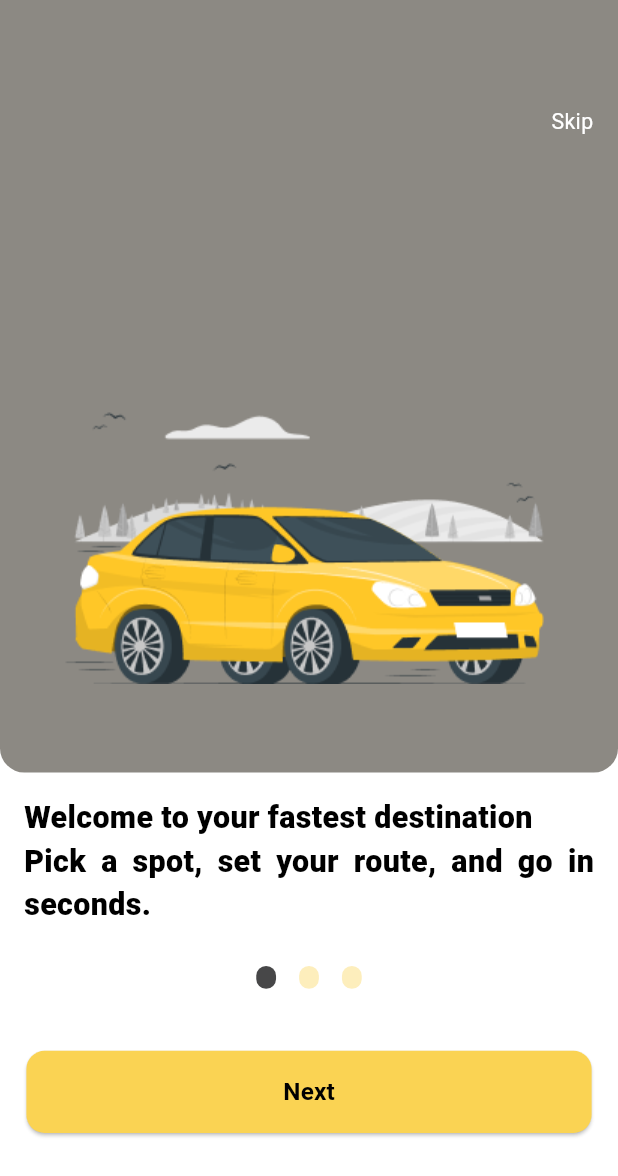
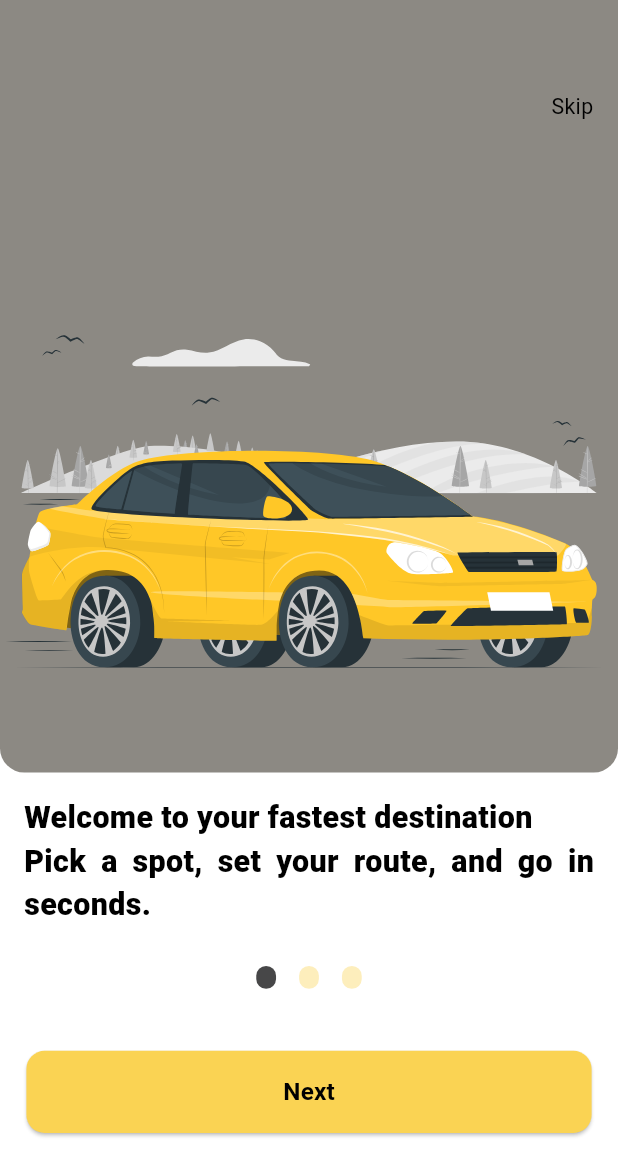
Before and after one commit to AhmedMahmoud2510/Intallek, a Flutter app: the screen it shows after launch, on a phone screen of 412 x 824 dp. Shown: the top 1176 px of the screen. Run offline on Flutter 3.47's test engine with Material 3 defaults, Android fonts, the phone set to English and light mode, and no system bars; our stand-ins replace flutter_bloc, flutter_easyloading, flutter_screenutil, flutter_secure_storage, flutter_styled_toast, flutter_svg and 4 more; statements that could not run were skipped; project files that could hold a hidden picture were left out.

Commit message:
Add app navigation bar and refactor onboarding and registration flows; update assets and styles

```diff
--- a/lib/core/router/app_routes.dart
+++ b/lib/core/router/app_routes.dart
@@ -4,4 +4,5 @@ class AppRoutes {
   static const String loginScreen = '/loginScreen';
   static const String registerScreen = '/registerScreen';
   static const String verificationPage = '/verificationPage';
+  static const String appNavigationBar = '/AppNavigationBar';
 }
--- a/lib/core/router/router_generation_config.dart
+++ b/lib/core/router/router_generation_config.dart
@@ -3,6 +3,7 @@ import 'package:intallek/core/router/app_routes.dart';
 import 'package:intallek/features/auth/login/views/login_screen.dart';
 import 'package:intallek/features/auth/register/views/register_page.dart';
 import 'package:intallek/features/auth/verification/views/verification_page.dart';
+import 'package:intallek/features/client_app/navigation_bar/app_navigation_bar.dart';
 import 'package:intallek/features/onboarding/views/onboarding_screen.dart';
 import 'package:intallek/features/splash/views/splash_screen.dart';
 
@@ -35,6 +36,11 @@ class RouterGenerationConfig {
         name: AppRoutes.verificationPage,
         builder: (context, state) => const VerificationPage(),
       ),
+       GoRoute(
+        path: AppRoutes.appNavigationBar,
+        name: AppRoutes.appNavigationBar,
+        builder: (context, state) => const AppNavigationBar(),
+      ),
     ],
   );
 }
--- a/lib/core/theme/assets.dart
+++ b/lib/core/theme/assets.dart
@@ -1,6 +1,46 @@
 // ignore_for_file: prefer_single_quotes
 class Assets {
   Assets._();
+
+  static const String fontsRobotoRobotoBold = "assets/fonts/roboto/Roboto-Bold.ttf";
+
+  static const String fontsRobotoRobotoMedium = "assets/fonts/roboto/Roboto-Medium.ttf";
+
+  static const String fontsRobotoRobotoRegular = "assets/fonts/roboto/Roboto-Regular.ttf";
+
+  static const String imagesIconsAnalys = "assets/images/icons/analys.svg";
+
+  static const String imagesIconsBell = "assets/images/icons/bell.svg";
+
+  static const String imagesIconsClock = "assets/images/icons/clock.svg";
+
+  static const String imagesIconsComplain = "assets/images/icons/complain.svg";
+
+  static const String imagesIconsHelp = "assets/images/icons/help.svg";
+
+  static const String imagesIconsHome = "assets/images/icons/home.svg";
+
+  static const String imagesIconsHomeOutline = "assets/images/icons/home_outline.svg";
+
+  static const String imagesIconsLanguage = "assets/images/icons/language.svg";
+
+  static const String imagesIconsLock = "assets/images/icons/lock.svg";
+
+  static const String imagesIconsMenu = "assets/images/icons/menu.svg";
+
+  static const String imagesIconsProfile = "assets/images/icons/profile.svg";
+
+  static const String imagesIconsSavedPlace = "assets/images/icons/saved_place.svg";
+
+  static const String imagesIconsSearch = "assets/images/icons/search.svg";
+
+  static const String imagesIconsSignOut = "assets/images/icons/sign_out.svg";
+
+  static const String imagesIconsStopwatch = "assets/images/icons/stopwatch.svg";
+
+  static const String imagesIconsUser = "assets/images/icons/user.svg";
+
+  static const String imagesPngOffer = "assets/images/png/offer.png";
 
   static const String imagesPngOnboarding1 = "assets/images/png/onboarding1.png";
 
@@ -10,7 +50,21 @@ class Assets {
 
   static const String imagesPngSplashLogo = "assets/images/png/splash_logo.png";
 
+  static const String imagesSvgCar = "assets/images/svg/Car.svg";
+
+  static const String imagesSvgHomeLogo = "assets/images/svg/home_logo.svg";
+
+  static const String imagesSvgOffer = "assets/images/svg/offer.svg";
+
+  static const String imagesSvgOnbaord1 = "assets/images/svg/onbaord1.svg";
+
+  static const String imagesSvgOnbaord2 = "assets/images/svg/onbaord2.svg";
+
+  static const String imagesSvgOnbaord3 = "assets/images/svg/onbaord3.svg";
+
   static const String imagesSvgPasswordEye = "assets/images/svg/password_eye.svg";
 
   static const String imagesSvgSplashLogo = "assets/images/svg/splash_logo.svg";
+
+  static const String imagesSvgStuff = "assets/images/svg/stuff.svg";
 }
--- a/lib/core/theme/colors.dart
+++ b/lib/core/theme/colors.dart
@@ -7,6 +7,7 @@ class AppColors {
   static const forthColor = Color(0xff000000);
   static const successColor = Color(0xff00C846);
   static const greyColor = Color(0xffEEEDEB);
+  static const offWhiteColor = Color(0xffF0F0F0);
   static const lightGreyColor = Color(0xffcccccc);
   static const darkGreyColor = Color(0xff8C8983);
   static const errorColor = Color(0xFFFF2727);
--- a/lib/core/theme/text_styles.dart
+++ b/lib/core/theme/text_styles.dart
@@ -33,4 +33,9 @@ class AppStyle {
     fontWeight: FontWeight.w400,
     color: AppColors.forthColor,
   );
+  static TextStyle navigationBarTextStyle = TextStyle(
+    fontSize: 12.sp,
+    fontWeight: FontWeight.w400,
+    color: AppColors.forthColor,
+  );
 }
--- a/lib/core/widgets/svg_image_widget.dart
+++ b/lib/core/widgets/svg_image_widget.dart
@@ -5,7 +5,7 @@ class SvgImage extends StatelessWidget {
   const SvgImage({
     required this.imagePath,
     super.key,
-    this.height = 200,
+    this.height = 24,
     this.color,
     this.isNetwork = false,
     this.isFill = false,
--- a/lib/features/auth/register/refactor/register_body.dart
+++ b/lib/features/auth/register/refactor/register_body.dart
@@ -2,7 +2,6 @@ import 'package:flutter/material.dart';
 import 'package:flutter_screenutil/flutter_screenutil.dart';
 import 'package:go_router/go_router.dart';
 import 'package:intallek/core/l10n/s.dart';
-import 'package:intallek/core/router/app_routes.dart';
 import 'package:intallek/core/theme/colors.dart';
 import 'package:intallek/core/theme/text_styles.dart';
 import 'package:intallek/core/widgets/custom_primary_botton.dart';
@@ -158,8 +157,7 @@ class _RegisterBodyState extends State<RegisterBody> {
                 text: S.of(context)!.signUp,
                 onPressed: () {
                   if (formKey.currentState!.validate()) {
-                      /// TODO
-                    GoRouter.of(context).pushNamed(AppRoutes.verificationPage);
+                    GoRouter.of(context).pop();
                   }
                 },
               ),
--- a/lib/features/onboarding/refactors/onboarding_body.dart
+++ b/lib/features/onboarding/refactors/onboarding_body.dart
@@ -4,6 +4,7 @@ import 'package:go_router/go_router.dart';
 import 'package:intallek/core/router/app_routes.dart';
 import 'package:intallek/core/theme/assets.dart';
 import 'package:intallek/core/theme/colors.dart';
+import 'package:intallek/core/widgets/svg_image_widget.dart';
 import 'package:intallek/features/onboarding/widgets/app_journey_dot.dart';
 import 'package:intallek/features/onboarding/widgets/next_button.dart';
 import 'package:intallek/features/onboarding/widgets/onboared_text.dart';
@@ -46,7 +47,8 @@ class _OnboardingBodyState extends State<OnboardingBody> {
                 Container(
                   width: MediaQuery.sizeOf(context).width,
                   height: MediaQuery.sizeOf(context).height / 1.6,
-                  padding: EdgeInsets.only(top: 200.h),
+                  padding: EdgeInsets.only(top: 135.h),
+                  alignment: Alignment.center,
                   decoration: ShapeDecoration(
                     color: AppColors.darkGreyColor,
                     shape: RoundedRectangleBorder(
@@ -56,12 +58,13 @@ class _OnboardingBodyState extends State<OnboardingBody> {
                       ),
                     ),
                   ),
-                  child: Image.asset(
-                    index == 0
-                        ? Assets.imagesPngOnboarding1
+                  child: SvgImage(
+                    height: 235.h,
+                    imagePath: index == 0
+                        ? Assets.imagesSvgOnbaord1
                         : index == 1
-                        ? Assets.imagesPngOnboarding2
-                        : Assets.imagesPngOnboarding3,
+                        ? Assets.imagesSvgOnbaord2
+                        : Assets.imagesSvgOnbaord3,
                   ),
                 ),
 
--- a/lib/features/onboarding/widgets/skip_button.dart
+++ b/lib/features/onboarding/widgets/skip_button.dart
@@ -3,6 +3,7 @@ import 'package:flutter_screenutil/flutter_screenutil.dart';
 import 'package:go_router/go_router.dart';
 import 'package:intallek/core/l10n/s.dart';
 import 'package:intallek/core/router/app_routes.dart';
+import 'package:intallek/core/theme/colors.dart';
 import 'package:intallek/core/theme/text_styles.dart';
 
 class SkipButton extends StatelessWidget {
@@ -11,14 +12,16 @@ class SkipButton extends StatelessWidget {
   @override
   Widget build(BuildContext context) {
     return Padding(
-      padding: EdgeInsets.only(right: 15.w, left: 15.w, top: 70.h),
+      padding: EdgeInsets.only(right: 15.w, left: 15.w, top: 60.h),
       child: GestureDetector(
         onTap: () => GoRouter.of(context).pushNamed(AppRoutes.loginScreen),
         child: Align(
           alignment: Alignment.topRight,
           child: Text(
             S.of(context)!.skip,
-            style: AppStyle.gray14W400Style.copyWith(color: Colors.white),
+            style: AppStyle.gray14W400Style.copyWith(
+              color: AppColors.forthColor,
+            ),
           ),
         ),
       ),
```
Also changed, not shown: lib/features/auth/verification/refactors/verification_body.dart (+8 -1 lines), lib/features/client_app/home/home_page.dart (added, +51 -0 lines), lib/features/client_app/home/widgets/delivery_button_widget.dart (added, +51 -0 lines), lib/features/client_app/home/widgets/offer_home_widget.dart (added, +58 -0 lines), lib/features/client_app/home/widgets/ride_button_widget.dart (added, +42 -0 lines), lib/features/client_app/navigation_bar/app_navigation_bar.dart (added, +125 -0 lines), lib/features/client_app/activity/activity_page.dart (added).
